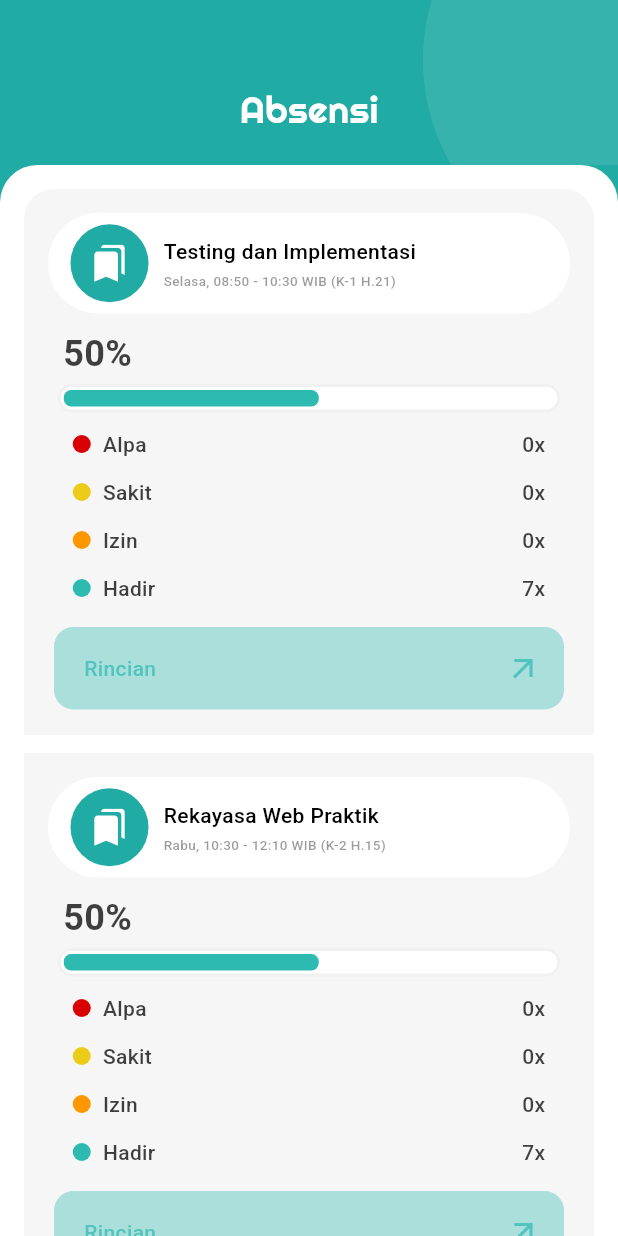
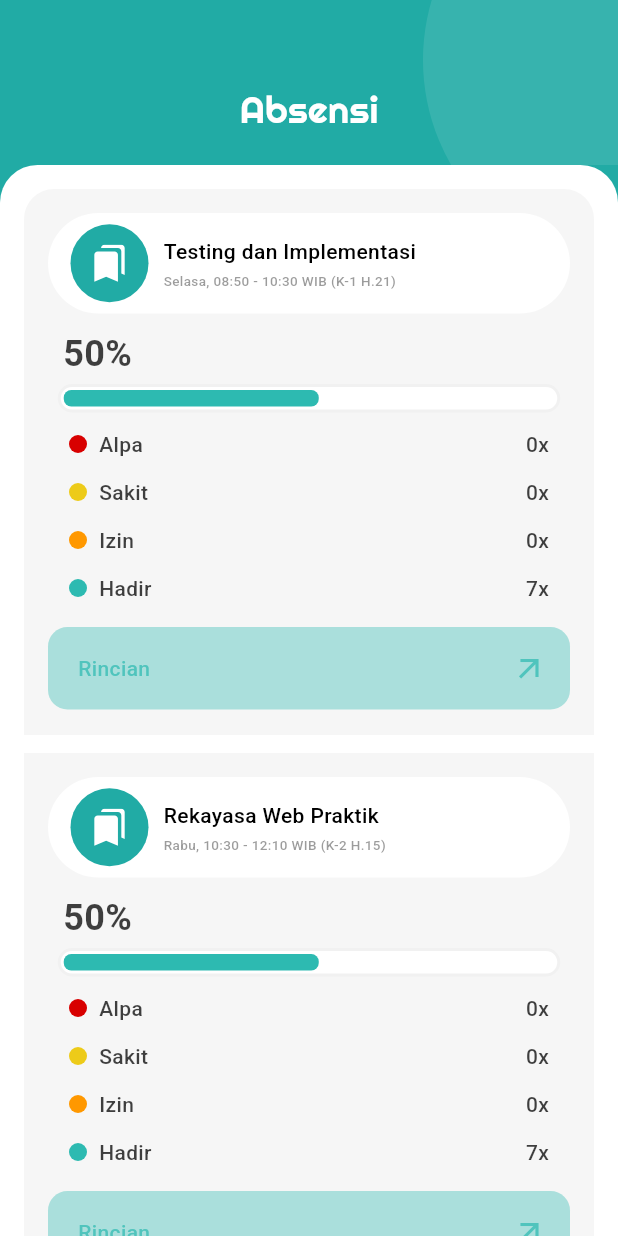
Before and after one commit to barengs/adit-mobile-flutter, a Flutter app: the Absensi screen opened directly, on a phone screen of 412 x 824 dp. Run offline on Flutter 3.47's test engine with Material 3 defaults, Android fonts, the phone set to English and light mode, and no system bars; our stand-ins replace flutter_svg; network calls fail.

Commit message:
FIX : update daftar status kehadiran dan styling responsif

```diff
--- a/lib/widgets/absensi_card.dart
+++ b/lib/widgets/absensi_card.dart
@@ -40,8 +40,8 @@ class AbsensiCard extends StatelessWidget {
       child: Column(
         children: [
           Container(
+            width: double.infinity,
             height: 67,
-            width: double.infinity,
             decoration: BoxDecoration(
               color: Colors.white,
               borderRadius: BorderRadius.circular(33.5),
@@ -153,7 +153,7 @@ class AbsensiCard extends StatelessWidget {
 
           //* Tombol rincian
           Container(
-            width: 340,
+            width: double.infinity,
             decoration: BoxDecoration(
               color: Color.fromRGBO(45, 186, 177, 0.38),
               borderRadius: BorderRadius.circular(13),
--- a/lib/widgets/attendance_status.dart
+++ b/lib/widgets/attendance_status.dart
@@ -21,7 +21,9 @@ class AttendanceStatusWidget extends StatelessWidget {
   Widget build(BuildContext context) {
     return Center(
       child: SizedBox(
-        width: 315,
+        width: double.infinity,
+        child: Padding(
+          padding: const EdgeInsets.symmetric(horizontal: 14.0),
           child: Column(
             mainAxisSize: MainAxisSize.min,
             children:
@@ -65,6 +67,7 @@ class AttendanceStatusWidget extends StatelessWidget {
                 }).toList(),
           ),
         ),
+      ),
     );
   }
 }
```
Lines whose indentation alone changed are shown as unchanged.
